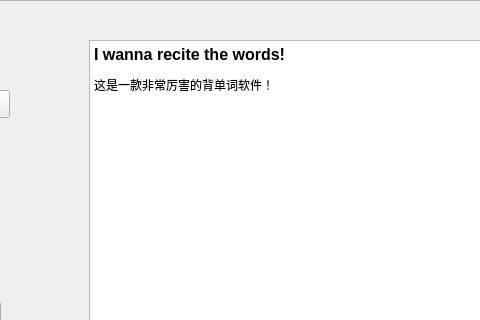
Qt form mainwindow.ui (OOPtaskgroup/dictionary) before a commit; both pictures show x 251 to 731 and y 0 to 320 of the 820 by 520 pixel window.
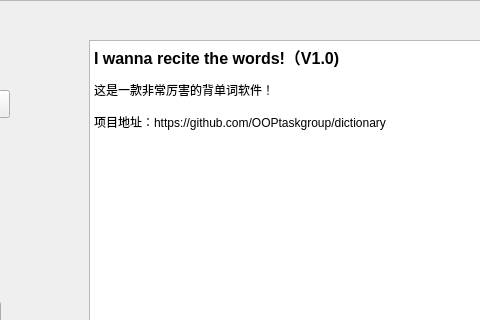
The same form after that commit.

```diff
--- a/mainwindow.ui
+++ b/mainwindow.ui
@@ -46,8 +46,10 @@
 &lt;html&gt;&lt;head&gt;&lt;meta name=&quot;qrichtext&quot; content=&quot;1&quot; /&gt;&lt;style type=&quot;text/css&quot;&gt;
 p, li { white-space: pre-wrap; }
 &lt;/style&gt;&lt;/head&gt;&lt;body style=&quot; font-family:'SimSun'; font-size:9pt; font-weight:400; font-style:normal;&quot;&gt;
-&lt;p style=&quot; margin-top:9px; margin-bottom:12px; margin-left:0px; margin-right:0px; -qt-block-indent:0; text-indent:0px;&quot;&gt;&lt;span style=&quot; font-size:12pt; font-weight:600;&quot;&gt;I wanna recite the words!&lt;/span&gt;&lt;/p&gt;
-&lt;p style=&quot; margin-top:0px; margin-bottom:0px; margin-left:0px; margin-right:0px; -qt-block-indent:0; text-indent:0px;&quot;&gt;这是一款非常厉害的背单词软件！ &lt;/p&gt;&lt;/body&gt;&lt;/html&gt;</string>
+&lt;p style=&quot; margin-top:9px; margin-bottom:12px; margin-left:0px; margin-right:0px; -qt-block-indent:0; text-indent:0px;&quot;&gt;&lt;span style=&quot; font-size:12pt; font-weight:600;&quot;&gt;I wanna recite the words!（V1.0)&lt;/span&gt;&lt;/p&gt;
+&lt;p style=&quot; margin-top:0px; margin-bottom:0px; margin-left:0px; margin-right:0px; -qt-block-indent:0; text-indent:0px;&quot;&gt;这是一款非常厉害的背单词软件！ &lt;/p&gt;
+&lt;p style=&quot;-qt-paragraph-type:empty; margin-top:0px; margin-bottom:0px; margin-left:0px; margin-right:0px; -qt-block-indent:0; text-indent:0px;&quot;&gt;&lt;br /&gt;&lt;/p&gt;
+&lt;p style=&quot; margin-top:0px; margin-bottom:0px; margin-left:0px; margin-right:0px; -qt-block-indent:0; text-indent:0px;&quot;&gt;项目地址：https://github.com/OOPtaskgroup/dictionary&lt;/p&gt;&lt;/body&gt;&lt;/html&gt;</string>
     </property>
    </widget>
    <widget class="QFrame" name="bgImg">
```
